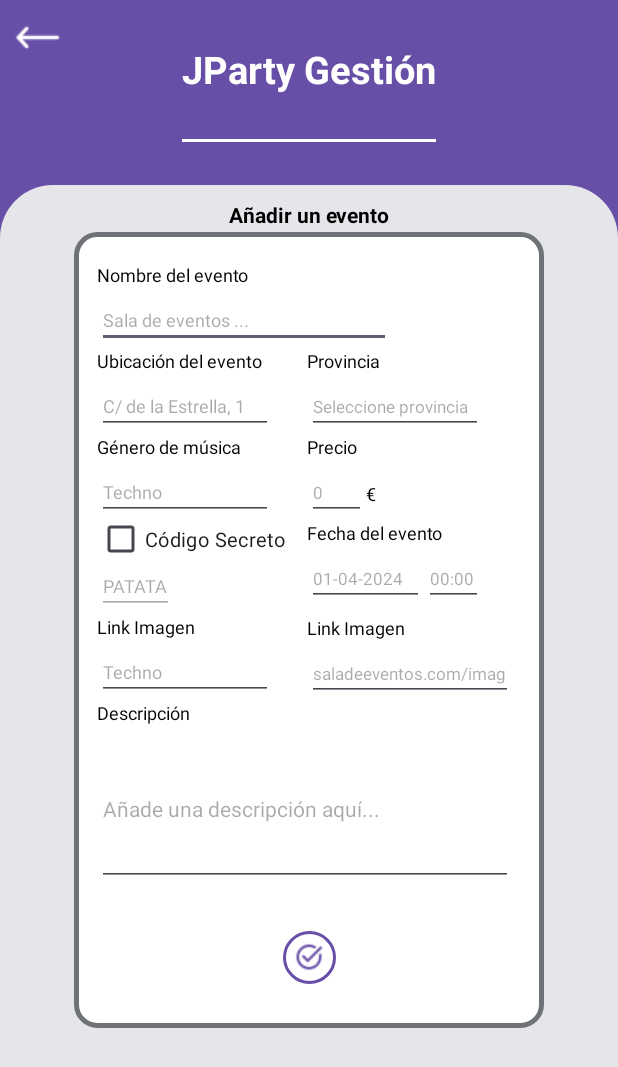
After one commit to SantiFdezz/JustPartyApp, an Android app: the layout fragment_addevent.xml on its own in the app's theme, with its tools: preview values and no code run, on a phone screen of 412 x 824 dp. The commit adds this screen. Shown: the top 1067 px of the screen. Run offline under Robolectric (Android 15) with nearby library versions, the phone set to English and light mode, and no system bars.

Commit message:
tarea #33 XML completado y wireframe actualizado

```diff
--- /dev/null
+++ b/jparty-app/app/src/main/res/layout/fragment_addevent.xml
@@ -0,0 +1,381 @@
+<?xml version="1.0" encoding="utf-8"?>
+<androidx.constraintlayout.widget.ConstraintLayout
+    xmlns:android="http://schemas.android.com/apk/res/android"
+    xmlns:app="http://schemas.android.com/apk/res-auto"
+    android:layout_width="match_parent"
+    android:layout_height="match_parent"
+    android:background="@color/purple">
+    <ImageButton
+        android:id="@+id/back_arrow"
+        android:layout_width="wrap_content"
+        android:layout_height="wrap_content"
+        android:src="@drawable/left_arrow_white"
+        android:layout_marginStart="10dp"
+        android:layout_marginTop="10dp"
+        android:background="@null"
+        app:layout_constraintStart_toStartOf="parent"
+        app:layout_constraintTop_toTopOf="parent" />
+    <TextView
+        android:id="@+id/main_text"
+        android:layout_width="wrap_content"
+        android:layout_height="wrap_content"
+        android:text="JParty Gestión"
+        android:textColor="@color/white"
+        android:textSize="25sp"
+        android:textStyle="bold"
+        app:layout_constraintEnd_toEndOf="parent"
+        app:layout_constraintStart_toStartOf="parent"
+        app:layout_constraintTop_toTopOf="parent"
+        app:layout_constraintBottom_toTopOf="@+id/separator"/>
+    <View
+        android:id="@+id/separator"
+        android:layout_width="0dp"
+        android:layout_height="2dp"
+        android:background="@color/white"
+        app:layout_constraintTop_toBottomOf="@+id/main_text"
+        app:layout_constraintEnd_toEndOf="@+id/main_text"
+        app:layout_constraintStart_toStartOf="@+id/main_text"
+        app:layout_constraintBottom_toTopOf="@+id/white_screen"/>
+    <View
+        android:id="@+id/white_screen"
+        android:layout_width="0dp"
+        android:layout_height="0dp"
+        app:layout_constraintHeight_percent="0.85"
+        app:layout_constraintWidth_percent="1"
+        android:background="@drawable/top_rounded_border"
+        app:layout_constraintEnd_toEndOf="parent"
+        app:layout_constraintStart_toStartOf="parent"
+        app:layout_constraintBottom_toBottomOf="parent"/>
+
+    <androidx.constraintlayout.widget.ConstraintLayout
+        android:id="@+id/register_form"
+        android:layout_width="0dp"
+        android:layout_height="0dp"
+        app:layout_constraintTop_toTopOf="@+id/white_screen"
+        app:layout_constraintBottom_toBottomOf="@+id/white_screen"
+        app:layout_constraintStart_toStartOf="@+id/white_screen"
+        app:layout_constraintEnd_toEndOf="@+id/white_screen"
+        android:padding="10dp">
+        <TextView
+            android:id="@+id/access_text"
+            android:layout_width="wrap_content"
+            android:layout_height="wrap_content"
+            android:text="Añadir un evento"
+            android:textStyle="bold"
+            android:textColor="@color/black"
+            app:layout_constraintEnd_toEndOf="parent"
+            app:layout_constraintStart_toStartOf="parent"
+            app:layout_constraintTop_toTopOf="parent"/>
+
+        <View
+            android:id="@+id/white_rectangle"
+            android:layout_width="0dp"
+            android:layout_height="0dp"
+            android:layout_marginTop="2dp"
+            app:layout_constraintHeight_percent="0.78"
+            app:layout_constraintWidth_percent="0.8"
+            android:background="@drawable/rounded_border"
+            app:layout_constraintEnd_toEndOf="parent"
+            app:layout_constraintStart_toStartOf="parent"
+            app:layout_constraintTop_toBottomOf="@id/access_text"/>
+
+        <TextView
+            android:id="@+id/event_text"
+            android:layout_width="wrap_content"
+            android:layout_height="wrap_content"
+            android:text="Nombre del evento"
+            android:textColor="@color/black"
+            android:layout_marginStart="15dp"
+            android:textSize="12sp"
+            android:layout_marginTop="20dp"
+            app:layout_constraintStart_toStartOf="@id/white_rectangle"
+            app:layout_constraintTop_toTopOf="@+id/white_rectangle"
+            app:layout_constraintBottom_toTopOf="@id/event"/>
+        <EditText
+            android:id="@+id/event"
+            android:layout_width="0dp"
+            android:layout_height="35dp"
+            android:layout_marginTop="5dp"
+            android:textSize="12sp"
+            android:hint="Sala de eventos ..."
+            app:layout_constraintWidth_percent="0.5"
+            app:layout_constraintStart_toStartOf="@id/event_text"
+            app:layout_constraintTop_toBottomOf="@id/event_text"/>
+        <TextView
+            android:id="@+id/location_text"
+            android:layout_width="wrap_content"
+            android:layout_height="wrap_content"
+            android:textSize="12sp"
+            android:text="Ubicación del evento"
+            android:textColor="@color/black"
+            app:layout_constraintTop_toBottomOf="@+id/event"
+            app:layout_constraintStart_toStartOf="@id/event"
+            app:layout_constraintBottom_toTopOf="@id/location"
+            />
+        <EditText
+            android:id="@+id/location"
+            android:layout_width="0dp"
+            android:layout_height="35dp"
+            android:layout_marginTop="5dp"
+            android:hint="C/ de la Estrella, 1"
+            android:textSize="12sp"
+            app:layout_constraintWidth_percent="0.3"
+            app:layout_constraintStart_toStartOf="@id/location_text"
+            app:layout_constraintTop_toBottomOf="@id/location_text" />
+
+        <TextView
+            android:id="@+id/province_text"
+            android:layout_width="wrap_content"
+            android:layout_height="wrap_content"
+            android:textSize="12sp"
+            android:layout_marginStart="30dp"
+            android:text="@string/province"
+            android:textColor="@color/black"
+            app:layout_constraintStart_toEndOf="@id/location_text"
+            app:layout_constraintTop_toBottomOf="@id/event"
+            />
+        <EditText
+            android:id="@+id/province"
+            android:layout_width="0dp"
+            android:layout_height="35dp"
+            android:layout_marginTop="5dp"
+            android:clickable="true"
+            android:focusable="false"
+            android:textSize="11sp"
+            app:layout_constraintWidth_percent="0.3"
+            android:hint="@string/provinceprompt"
+            android:inputType="none"
+            app:layout_constraintTop_toBottomOf="@id/province_text"
+            app:layout_constraintStart_toStartOf="@id/province_text"
+            app:layout_constraintBottom_toTopOf="@+id/price_text"/>
+        <Spinner
+            android:id="@+id/provincespinner"
+            android:layout_width="match_parent"
+            android:layout_height="wrap_content"
+            android:spinnerMode="dialog"
+            android:prompt="@string/provinceprompt"
+            android:visibility="gone"
+            app:layout_constraintStart_toStartOf="parent"
+            app:layout_constraintEnd_toEndOf="parent"
+            app:layout_constraintTop_toTopOf="parent"
+            app:layout_constraintBottom_toBottomOf="parent"
+            />
+        <TextView
+            android:id="@+id/music_genre_text"
+            android:layout_width="wrap_content"
+            android:layout_height="wrap_content"
+            android:textSize="12sp"
+            android:text="Género de música"
+            android:textColor="@color/black"
+            app:layout_constraintTop_toBottomOf="@+id/location"
+            app:layout_constraintStart_toStartOf="@id/location"
+            app:layout_constraintBottom_toTopOf="@id/music_genre"
+            />
+        <EditText
+            android:id="@+id/music_genre"
+            android:layout_width="0dp"
+            android:layout_height="35dp"
+            android:layout_marginTop="5dp"
+            android:hint="Techno"
+            android:clickable="true"
+            android:focusable="false"
+            android:textSize="12sp"
+            app:layout_constraintWidth_percent="0.3"
+            app:layout_constraintStart_toStartOf="@id/music_genre_text"
+            app:layout_constraintTop_toBottomOf="@id/music_genre_text" />
+        <Spinner
+            android:id="@+id/music_genre_spinner"
+            android:layout_width="match_parent"
+            android:layout_height="wrap_content"
+            android:spinnerMode="dialog"
+            android:prompt="@string/provinceprompt"
+            android:visibility="gone"
+            app:layout_constraintStart_toStartOf="parent"
+            app:layout_constraintEnd_toEndOf="parent"
+            app:layout_constraintTop_toTopOf="parent"
+            app:layout_constraintBottom_toBottomOf="parent"
+            />
+        <TextView
+            android:id="@+id/price_text"
+            android:layout_width="wrap_content"
+            android:layout_height="wrap_content"
+            android:textSize="12sp"
+            android:text="Precio"
+            android:textColor="@color/black"
+            app:layout_constraintStart_toStartOf="@id/province_text"
+            app:layout_constraintTop_toBottomOf="@id/province"
+            />
+        <EditText
+            android:id="@+id/price"
+            android:layout_width="0dp"
+            android:layout_height="35dp"
+            android:layout_marginTop="5dp"
+            android:textSize="11sp"
+            app:layout_constraintWidth_percent="0.1"
+            android:hint="0"
+            android:inputType="number"
+            app:layout_constraintTop_toBottomOf="@id/price_text"
+            app:layout_constraintStart_toStartOf="@id/price_text"
+            app:layout_constraintBottom_toTopOf="@+id/eventdate_text"/>
+        <TextView
+            android:id="@+id/moneda"
+            android:layout_width="wrap_content"
+            android:layout_height="wrap_content"
+            android:textSize="12sp"
+            android:text="€"
+            android:textColor="@color/black"
+            app:layout_constraintStart_toEndOf="@id/price"
+            app:layout_constraintTop_toTopOf="@id/price"
+            app:layout_constraintBottom_toBottomOf="@id/price"
+            />
+        <CheckBox
+            android:id="@+id/skcheckbox"
+            android:layout_width="wrap_content"
+            android:layout_height="25dp"
+            android:textSize="13sp"
+            android:text="Código Secreto"
+            app:layout_constraintTop_toBottomOf="@+id/music_genre"
+            app:layout_constraintStart_toStartOf="@id/music_genre"
+            app:layout_constraintBottom_toTopOf="@id/sk" />
+        <EditText
+            android:id="@+id/sk"
+            android:layout_width="wrap_content"
+            android:layout_height="wrap_content"
+            android:textSize="12sp"
+            android:hint="PATATA"
+            android:enabled="false"
+            app:layout_constraintWidth_percent="0.3 "
+            android:textColor="@color/black"
+            app:layout_constraintTop_toBottomOf="@+id/skcheckbox"
+            app:layout_constraintStart_toStartOf="@id/skcheckbox"
+            app:layout_constraintBottom_toTopOf="@id/skcheckbox"
+            />
+        <TextView
+            android:id="@+id/eventdate_text"
+            android:layout_width="wrap_content"
+            android:layout_height="wrap_content"
+            android:textSize="12sp"
+            android:text="Fecha del evento"
+            android:textColor="@color/black"
+            app:layout_constraintStart_toStartOf="@id/price"
+            app:layout_constraintTop_toBottomOf="@id/price"
+            />
+        <EditText
+            android:id="@+id/date"
+            android:layout_width="0dp"
+            android:layout_height="35dp"
+            android:layout_marginTop="5dp"
+            android:textSize="11sp"
+            app:layout_constraintWidth_percent="0.2"
+            android:hint="01-04-2024"
+            android:inputType="date"
+            app:layout_constraintTop_toBottomOf="@id/eventdate_text"
+            app:layout_constraintStart_toStartOf="@id/eventdate_text" />
+        <EditText
+            android:id="@+id/time"
+            android:layout_width="0dp"
+            android:layout_height="35dp"
+            android:layout_marginTop="5dp"
+            android:textSize="11sp"
+            app:layout_constraintWidth_percent="0.1"
+            android:hint="00:00"
+            android:inputType="date"
+            app:layout_constraintTop_toBottomOf="@id/eventdate_text"
+            app:layout_constraintStart_toEndOf="@id/date" />
+        <TextView
+            android:id="@+id/link_text"
+            android:layout_width="wrap_content"
+            android:layout_height="wrap_content"
+            android:textSize="12sp"
+            android:text="Link Imagen"
+            android:textColor="@color/black"
+            app:layout_constraintTop_toBottomOf="@+id/sk"
+            app:layout_constraintStart_toStartOf="@id/sk"
+            app:layout_constraintBottom_toTopOf="@id/link"
+            />
+        <EditText
+            android:id="@+id/link"
+            android:layout_width="0dp"
+            android:layout_height="35dp"
+            android:layout_marginTop="5dp"
+            android:hint="Techno"
+            android:clickable="true"
+            android:focusable="false"
+            android:textSize="12sp"
+            app:layout_constraintWidth_percent="0.3"
+            app:layout_constraintStart_toStartOf="@id/link_text"
+            app:layout_constraintTop_toBottomOf="@id/link_text" />
+        <TextView
+            android:id="@+id/link_image_text"
+            android:layout_width="wrap_content"
+            android:layout_height="wrap_content"
+            android:textSize="12sp"
+            android:layout_marginTop="6dp"
+            android:text="Link Imagen"
+            android:textColor="@color/black"
+            app:layout_constraintStart_toStartOf="@id/date"
+            app:layout_constraintTop_toBottomOf="@id/date"
+            app:layout_constraintBottom_toTopOf="@+id/image"
+            />
+        <EditText
+            android:id="@+id/image"
+            android:layout_width="0dp"
+            android:layout_height="35dp"
+            android:layout_marginTop="5dp"
+            android:textSize="11sp"
+            app:layout_constraintWidth_percent="0.35"
+            android:hint="saladeeventos.com/images/image.jpg"
+            android:inputType="date"
+            app:layout_constraintTop_toBottomOf="@id/link_image_text"
+            app:layout_constraintStart_toStartOf="@id/link_image_text"
+            />
+        <TextView
+            android:id="@+id/description_text"
+            android:layout_width="wrap_content"
+            android:layout_height="wrap_content"
+            android:textSize="12sp"
+            android:text="Descripción"
+            android:textColor="@color/black"
+            app:layout_constraintTop_toBottomOf="@+id/link"
+            app:layout_constraintStart_toStartOf="@id/link"
+            app:layout_constraintBottom_toTopOf="@id/description"
+            />
+        <EditText
+            android:id="@+id/description"
+            android:layout_width="0dp"
+            android:layout_height="0dp"
+            android:layout_marginTop="5dp"
+            android:hint="Añade una descripción aquí..."
+            android:inputType="textMultiLine"
+            android:lines="5"
+            android:maxLines="5"
+            android:scrollbars="vertical"
+            android:textSize="14sp"
+            app:layout_constraintHeight_percent="0.15"
+            app:layout_constraintEnd_toEndOf="@+id/image"
+            app:layout_constraintStart_toStartOf="@id/description_text"
+            app:layout_constraintTop_toBottomOf="@id/description_text"
+            />
+        <ImageButton
+            android:id="@+id/circle_button"
+            android:layout_width="35dp"
+            android:layout_height="35dp"
+            android:background="@drawable/circle_button"
+            app:layout_constraintEnd_toEndOf="@id/white_rectangle"
+            app:layout_constraintStart_toStartOf="@id/white_rectangle"
+            app:layout_constraintTop_toBottomOf="@id/description"
+            app:layout_constraintBottom_toBottomOf="@+id/white_rectangle"/>
+        <ImageView
+            android:id="@+id/enter_icon"
+            android:layout_width="20dp"
+            android:layout_height="20dp"
+            android:src="@drawable/check_icon"
+            app:layout_constraintEnd_toEndOf="@id/circle_button"
+            app:layout_constraintStart_toStartOf="@id/circle_button"
+            app:layout_constraintTop_toTopOf="@id/circle_button"
+            app:layout_constraintBottom_toBottomOf= "@id/circle_button" />
+
+
+
+    </androidx.constraintlayout.widget.ConstraintLayout>
+</androidx.constraintlayout.widget.ConstraintLayout>
--- a/jparty-app/app/src/main/res/layout/recycler_assistanceevents.xml
+++ b/jparty-app/app/src/main/res/layout/recycler_assistanceevents.xml
@@ -261,7 +261,7 @@
             <TextView
                 android:layout_width="wrap_content"
                 android:layout_height="wrap_content"
-                android:text="Secret Key: "
+                android:text="Clave secreta: "
                 android:textColor="@color/white"
                 android:textStyle="bold"
                 android:layout_marginStart="15dp"
```
Also changed, not shown: jparty-app/app/src/main/res/layout/fragment_recycler_assistances.xml (renamed from jparty-app/app/src/main/res/layout/fragment_recycler_assitances.xml), 2 other files.
